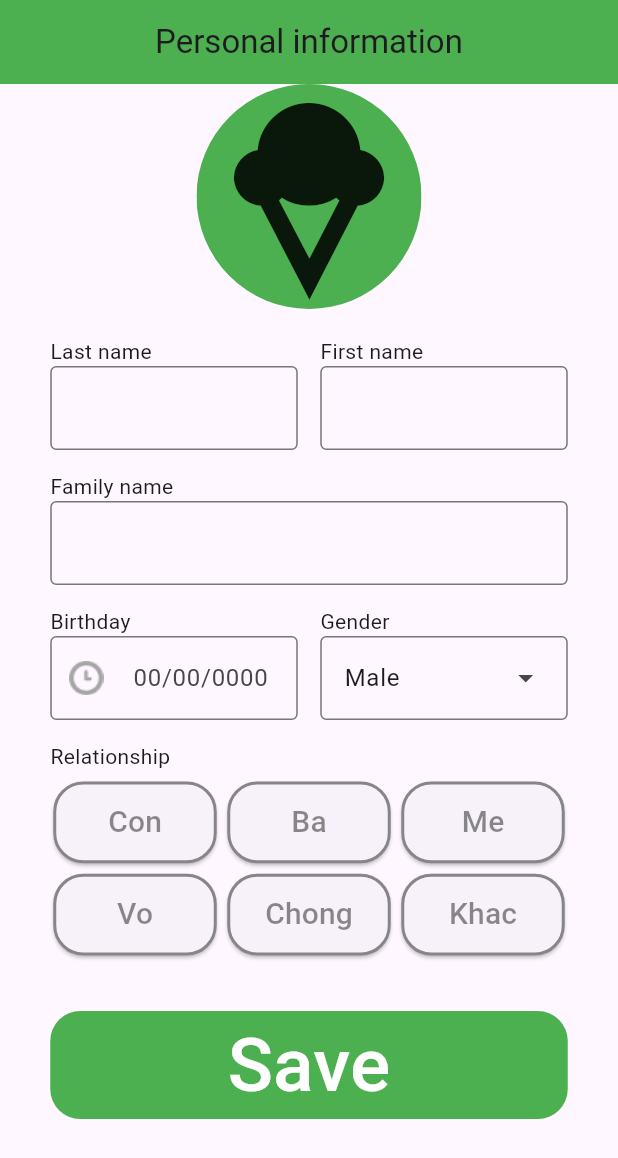
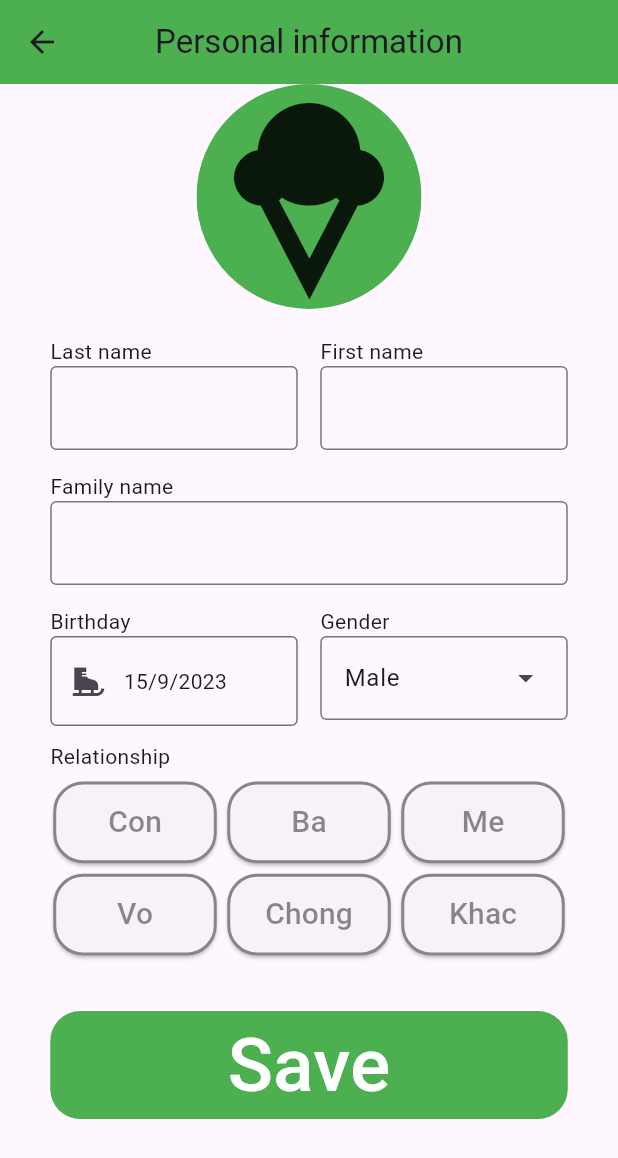
Before and after one commit to HaoNguyenHuu/Project, a Flutter app: the MyFamilyInfo screen opened directly, on a phone screen of 412 x 824 dp. Shown: the top 1158 px of the screen. Run offline on Flutter 3.47's test engine with Material 2 defaults, Android fonts, the phone set to English and light mode, and no system bars.

Commit message:
update birthday

```diff
--- a/lib/MyInfo.dart
+++ b/lib/MyInfo.dart
@@ -1,7 +1,6 @@
 // ignore_for_file: non_constant_identifier_names
 
 import 'package:flutter/material.dart';
-import 'package:flutter/services.dart';
 
 class MyInfo extends StatelessWidget {
   @override
@@ -97,7 +96,7 @@ class Name extends StatelessWidget {
                 keyboardType: TextInputType.number,
                 decoration: InputDecoration(
                     border: OutlineInputBorder(),
-                    hintText: ''
+                    hintText: '',
                 ),
               ),
             ),
@@ -142,22 +141,15 @@ class Birth extends StatelessWidget {
           crossAxisAlignment: CrossAxisAlignment.start,
           children: [
             Text('Birthday'),
-            SizedBox(
+            Container(
+              alignment: Alignment.center,
               height: 60,
               width: 165,
-              child: TextField(
-                textAlign: TextAlign.center,
-                decoration: InputDecoration(
-                    prefixIcon: Image.asset('lib/res/watch.png'),
-                    border: OutlineInputBorder(),
-                    hintText: '00/00/0000'
-                ),
-                keyboardType: TextInputType.number,
-                inputFormatters: <TextInputFormatter>[
-                  FilteringTextInputFormatter.digitsOnly
-
-                ],
+              decoration: BoxDecoration(
+                border: Border.all(color: Colors.black54),
+                borderRadius: BorderRadius.circular(4),
               ),
+              child: BDate()
             ),
           ],
         ),
@@ -174,6 +166,50 @@ class Birth extends StatelessWidget {
               child: UnitMenu(),
             ),
           ],
+        )
+      ],
+    );
+  }
+}
+
+class BDate extends StatefulWidget {
+  const BDate({
+    super.key,
+  });
+
+  @override
+  State<StatefulWidget> createState() => _BDateState();
+}
+
+class _BDateState extends State<BDate> {
+  DateTime _dateTime = DateTime.now();
+
+  void _ShowDatePicker() {
+    showDatePicker(
+        context: context,
+        initialDate: _dateTime,
+        firstDate: DateTime(DateTime.now().year - 100),
+        lastDate: DateTime.now(),
+    ).then((value){
+      setState(() {
+        _dateTime = value!;
+      });
+    });
+  }
+
+  @override
+  Widget build(BuildContext context) {
+    return Row(
+      children: [
+        IconButton(
+          onPressed: _ShowDatePicker,
+          icon: Icon(
+            Icons.ice_skating,
+          ),
+        ),
+        Text(
+          '${_dateTime.day}/${_dateTime.month}/${_dateTime.year}',
+          textAlign: TextAlign.center,
         )
       ],
     );
--- a/lib/main.dart
+++ b/lib/main.dart
@@ -14,7 +14,7 @@ class MyApp extends StatelessWidget {
 
     return MaterialApp(
       theme: ThemeData(useMaterial3: true),
-      home: MyFamilyInfo(),
+      home: MyInfo(),
     );
   }
 }
```
